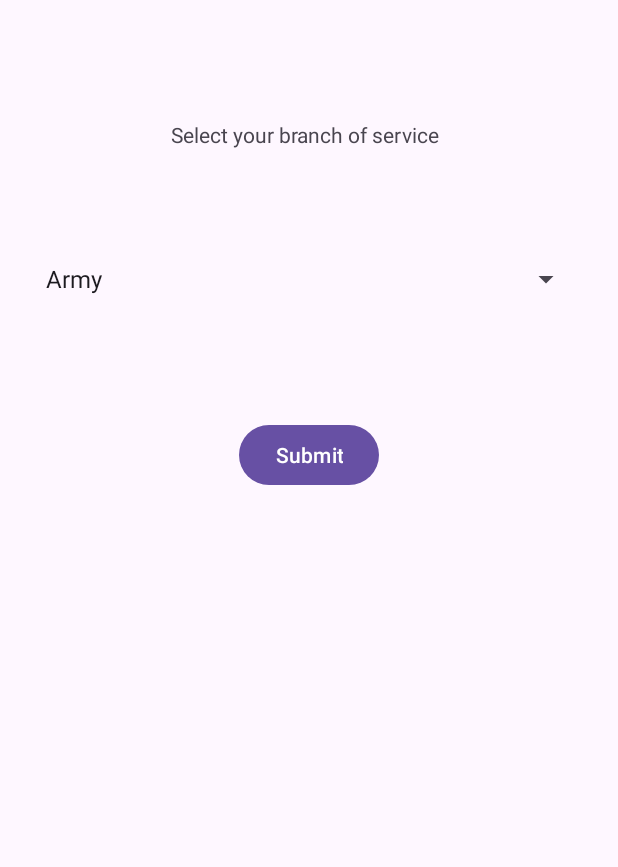
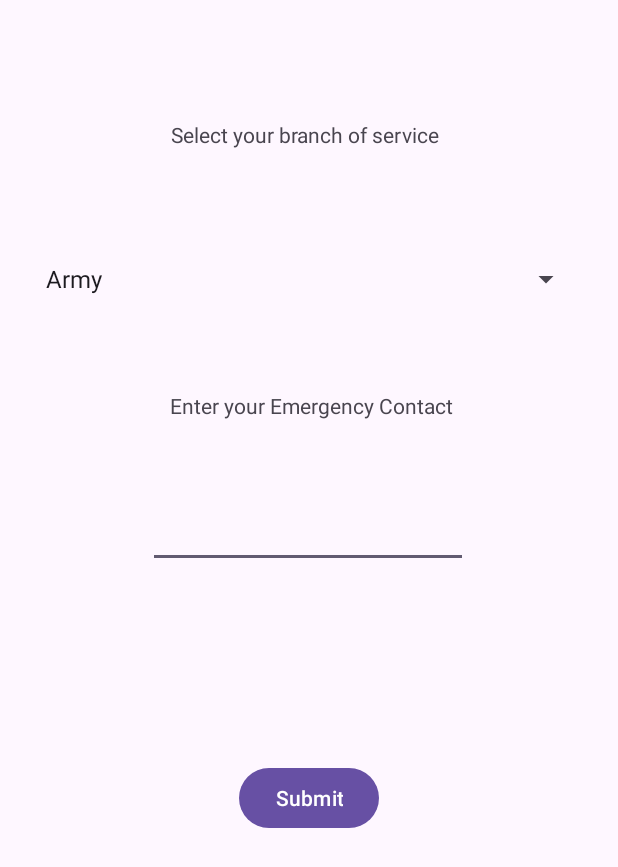
Before and after one commit to Yama9312/VetAppDraft, an Android app: the screen it shows after launch (MainActivity), on a phone screen of 412 x 824 dp. Shown: the top 867 px of the screen. Run offline under Robolectric (Android 15) with nearby library versions, the phone set to English and light mode, and no system bars.

Commit message:
working on start page

```diff
--- a/app/src/main/java/com/example/vetappdraft/MainActivity.java
+++ b/app/src/main/java/com/example/vetappdraft/MainActivity.java
@@ -2,6 +2,7 @@ package com.example.vetappdraft;
 
 import android.annotation.SuppressLint;
 import android.os.Bundle;
+import android.telephony.PhoneNumberUtils;
 import android.view.View;
 import android.widget.ArrayAdapter;
 import android.widget.Button;
@@ -15,8 +16,9 @@ import androidx.core.view.WindowInsetsCompat;
 
 public class MainActivity extends AppCompatActivity {
     private Spinner mSpinChoice;
-    private String sBranch;
+    public String sBranch;
     private Button btnSubmit;
+    private String eContact;
 
     @SuppressLint("MissingInflatedId")
     @Override
@@ -36,6 +38,8 @@ public class MainActivity extends AppCompatActivity {
                     @Override
                     public void onClick(View view) {
                         sBranch = mSpinChoice.getSelectedItem().toString();
+                        eContact = findViewById(R.id.phEContact1).toString();
+                        // send to next step
                     }
                 }
         );
--- a/app/src/main/res/layout/activity_main.xml
+++ b/app/src/main/res/layout/activity_main.xml
@@ -39,5 +39,31 @@
         app:layout_constraintEnd_toEndOf="parent"
         app:layout_constraintStart_toStartOf="parent"
         app:layout_constraintTop_toTopOf="parent"
-        app:layout_constraintVertical_bias="0.36" />
+        app:layout_constraintVertical_bias="0.655" />
+
+    <EditText
+        android:id="@+id/phEContact1"
+        android:layout_width="wrap_content"
+        android:layout_height="wrap_content"
+        android:ems="10"
+        android:inputType="phone"
+        app:layout_constraintBottom_toBottomOf="parent"
+        app:layout_constraintEnd_toEndOf="parent"
+        app:layout_constraintHorizontal_bias="0.497"
+        app:layout_constraintStart_toStartOf="parent"
+        app:layout_constraintTop_toTopOf="parent"
+        app:layout_constraintVertical_bias="0.428" />
+
+    <TextView
+        android:id="@+id/ECMessage"
+        android:layout_width="wrap_content"
+        android:layout_height="wrap_content"
+        android:layout_marginTop="32dp"
+        android:text="Enter your Emergency Contact"
+        app:layout_constraintBottom_toBottomOf="parent"
+        app:layout_constraintEnd_toEndOf="parent"
+        app:layout_constraintHorizontal_bias="0.507"
+        app:layout_constraintStart_toStartOf="parent"
+        app:layout_constraintTop_toBottomOf="@+id/spnBranch"
+        app:layout_constraintVertical_bias="0.0" />
 </androidx.constraintlayout.widget.ConstraintLayout>
```
